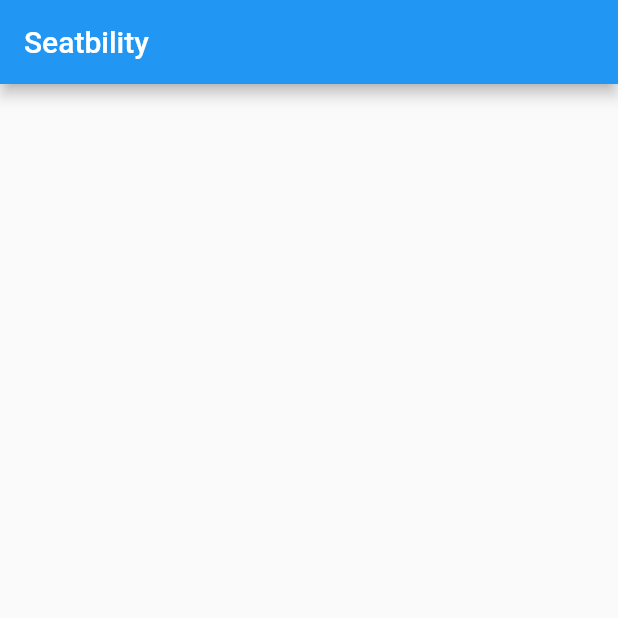
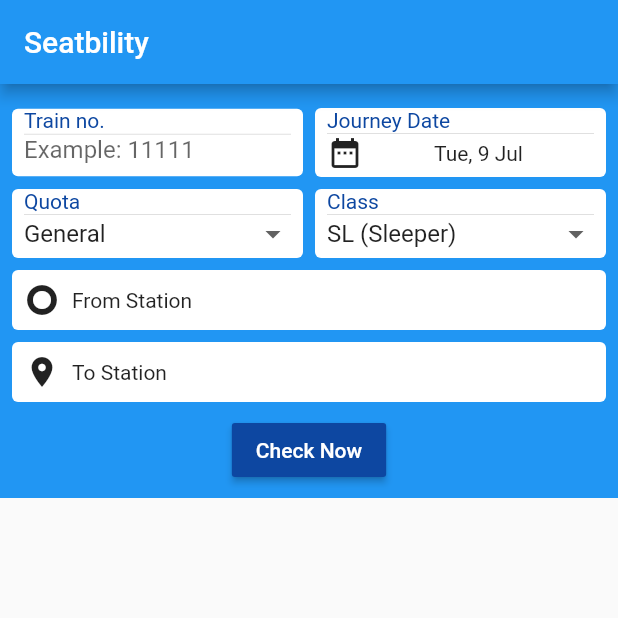
Before and after one commit to sxillocc/Hands-on-with-Flutter, a Flutter app: the screen it shows after launch, on a phone screen of 412 x 824 dp, the top half of it. Run offline on Flutter 3.47's test engine with Material 2 defaults, Android fonts, the light colour scheme and no system bars; our stand-ins replace cloud_firestore, flutter_svg, google_maps_flutter; missing offline and left inert: rect_getter; accounts and stored records are empty; generated files the repository leaves out were written again.

Commit message:
Complete Input Layout

```diff
--- a/seat_availability/lib/main.dart
+++ b/seat_availability/lib/main.dart
@@ -2,10 +2,13 @@ import 'dart:convert';
 import 'package:flutter/material.dart';
 import 'package:flutter/services.dart';
 import 'package:seat_availability/models/trains.dart';
+import 'package:seat_availability/widgets/train_number.dart';
+import 'package:seat_availability/widgets/date.dart';
+import 'package:seat_availability/widgets/drop_list.dart';
 
 void main(){
   runApp(MyApp());
-  getTrain();
+  // getTrain();
 }
 
 class MyApp extends StatelessWidget {
@@ -27,15 +30,111 @@ class MyHomePage extends StatefulWidget {
 }
 
 class _MyHomePageState extends State<MyHomePage> {
+  String trainNumber, date,from,to,quota,trainClass;
+  List<String> quotaList = List<String>();
+  List<String> trainClassList = List<String>();
+
+  void initState(){
+    super.initState();
+    trainNumber = "";
+    date = "";
+    from = "";
+    to = "";
+    quota = "General";
+    trainClass = "SL (Sleeper)";
+    quotaList.add("General");
+    quotaList.add("Ladies");
+    trainClassList.add("SL (Sleeper)");
+    trainClassList.add("1A (First AC)");
+    trainClassList.add("2A (Second AC)");
+    trainClassList.add("3A (Third AC)");
+  }
 
   @override
   Widget build(BuildContext context) {
     return Scaffold(
       appBar: AppBar(title: Text("Seatbility"),),
-
+      body: _drawHome(),
     );
   }
+
+  Widget _drawHome(){
+    return Container(
+      child: Column(
+        children: <Widget>[
+          _drawInputs(),
+          Expanded(child: _drawTrains(),)
+        ],
+      ),
+    );
+  }
+  Widget _drawInputs(){
+    return Container(
+      padding: EdgeInsets.all(8.0),
+      decoration: BoxDecoration(
+        color: Theme.of(context).primaryColor,
+      ),
+      child: Column(
+        children: <Widget>[
+          SizedBox(height: 8,),
+          Row(
+            children: <Widget>[
+              Expanded(
+                child: TrainNumber(
+                  onChanged: (val) => trainNumber = val,
+                )
+              ),
+              SizedBox(width: 8,),
+              Expanded(child: DatePicker())
+            ],
+          ),
+          SizedBox(height: 8,),
+          Row(
+            children: <Widget>[
+              Expanded(child: DropList(title: "Quota",onChanged: (val)=>quota=val,item: quotaList,),),
+              SizedBox(width: 8,),
+              Expanded(child: DropList(title: "Class",onChanged: (val)=>trainClass=val,item: trainClassList,))
+            ],
+          ),
+          SizedBox(height: 8,),
+          _drawButton(title: "From Station",icon: Icons.trip_origin),
+          SizedBox(height: 8,),
+          _drawButton(title: "To Station",icon: Icons.place),
+          SizedBox(height: 8,),
+          RaisedButton(
+            child: Text("Check Now",style: TextStyle(color: Colors.white),),
+            onPressed: (){},
+            color: Colors.blue[900],
+          ),
+        ],
+      )
+    );
+  }
+  Widget _drawTrains(){
+    return Container();
+  }
+
+  Widget _drawButton({String title, IconData icon}){
+    return
+      Container(
+            decoration: BoxDecoration(
+              color: Colors.white,
+              borderRadius: BorderRadius.circular(4.0)
+            ),
+            padding: const EdgeInsets.all(8.0),
+            child: Row(
+              children: <Widget>[
+                Padding(
+                  padding: const EdgeInsets.only(right: 8.0),
+                  child: Icon(icon),
+                ),
+                Text(title)
+              ],
+            ),
+      );
+  }
 }
+
 
 Future<TrainInfo> getTrain() async{
   String rootJsonTrain = await rootBundle.loadString("lib/test_json/train.json");
--- /dev/null
+++ b/seat_availability/lib/widgets/date.dart
@@ -0,0 +1,33 @@
+import 'package:flutter/material.dart';
+
+class DatePicker extends StatefulWidget {
+  @override
+  _DatePickerState createState() => _DatePickerState();
+}
+
+class _DatePickerState extends State<DatePicker> {
+  @override
+  Widget build(BuildContext context) {
+    return
+      Container(
+        padding: EdgeInsets.fromLTRB(8.0,0,8.0,4.0),
+        decoration: BoxDecoration(
+          color: Colors.white,
+          borderRadius: BorderRadius.circular(4.0)
+        ),
+        child: Column(
+          crossAxisAlignment: CrossAxisAlignment.start,
+          children: <Widget>[
+            Text("Journey Date",style: TextStyle(color: Colors.blue[900]),),
+            Divider(height: 2,),
+            Row(
+              children: <Widget>[
+                Icon(Icons.date_range),
+                Expanded(child: Text("Tue, 9 Jul",textAlign: TextAlign.center,))
+              ],
+            ),
+          ],
+        )
+      );
+  }
+}
--- /dev/null
+++ b/seat_availability/lib/widgets/drop_list.dart
@@ -0,0 +1,93 @@
+import 'package:flutter/material.dart';
+
+class DropList extends StatefulWidget {
+  final String title;
+  final List<String> item;
+  final ValueChanged<String> onChanged;
+
+  DropList({Key key,this.item,this.title,this.onChanged}): super(key: key);
+
+  @override
+  _DropListState createState() => _DropListState();
+}
+
+class _DropListState extends State<DropList> {
+  List<DropdownMenuItem> menuList = List<DropdownMenuItem>();
+  int _value;
+
+  void initState(){
+    super.initState();
+    _value = 0;
+    widget.item.asMap().forEach(
+      (index,itemTitle){
+        menuList.add(
+          DropdownMenuItem(
+            child: Text(itemTitle),
+            value: index,
+          )
+        );
+      }
+    );
+  }
+
+  @override
+  Widget build(BuildContext context) {
+    return Container(
+      padding: EdgeInsets.fromLTRB(8.0,0,8.0,4.0),
+      decoration: BoxDecoration(
+        color: Colors.white,
+        borderRadius: BorderRadius.circular(4.0)
+      ),
+      child: Column(
+        crossAxisAlignment: CrossAxisAlignment.start,
+        children: <Widget>[
+          Text("${widget.title}",style: TextStyle(color: Colors.blue[900]),),
+          Divider(height: 2,),
+          Row(
+            children: <Widget>[
+              Expanded(
+                child: DropdownButtonHideUnderline(
+                  child: DropdownButton(
+                    isDense: true,
+                    items: menuList,
+                    onChanged: (val){
+                      setState(() {
+                        _value = val;
+                        widget.onChanged(widget.item[val]);
+                      });
+                    },
+                    value: _value,
+                  ),
+                ),
+              ),
+            ],
+          ),
+        ],
+      ),
+    );
+  }
+  // Widget _drawDropDownCard(){
+  //   return
+  //     Container(
+  //           height: 46,
+  //           padding: EdgeInsets.fromLTRB(8.0,0,8.0,4.0),
+  //           decoration: BoxDecoration(
+  //             color: Colors.white,
+  //             borderRadius: BorderRadius.circular(4.0)
+  //           ),
+  //           child: Column(
+  //             crossAxisAlignment: CrossAxisAlignment.start,
+  //             children: <Widget>[
+  //               Text("${widget.title}",style: TextStyle(color: Colors.blue[900]),),
+  //               Divider(height: 2,),
+  //               Row(
+  //                 children: <Widget>[
+  //                   Expanded(child: Text("${widget.itemSelected}",textAlign: TextAlign.center,)),
+  //                   Icon(Icons.keyboard_arrow_down),
+  //                 ],
+  //               ),
+  //             ],
+  //           )
+  //   );
+  // }
+}
--- /dev/null
+++ b/seat_availability/lib/widgets/train_number.dart
@@ -0,0 +1,41 @@
+import 'package:flutter/material.dart';
+import 'package:flutter/rendering.dart';
+
+class TrainNumber extends StatefulWidget {
+  final ValueChanged<String> onChanged;
+
+  TrainNumber({this.onChanged});
+  @override
+  _TrainNumberState createState() => _TrainNumberState();
+}
+
+class _TrainNumberState extends State<TrainNumber> {
+  TextEditingController _controller = TextEditingController();
+
+  @override
+  Widget build(BuildContext context) {
+    return
+      Container(
+        padding: EdgeInsets.fromLTRB(8.0,0,8.0,8.0),
+        decoration: BoxDecoration(
+          color: Colors.white,
+          borderRadius: BorderRadius.circular(4.0)
+        ),
+        child: Column(
+          crossAxisAlignment: CrossAxisAlignment.start,
+          children: <Widget>[
+            Text("Train no.",style: TextStyle(color: Colors.blue[900]),),
+            Divider(height: 2,),
+            TextField(
+              controller: _controller,
+              keyboardType: TextInputType.number,
+              decoration: InputDecoration.collapsed(
+                hintText: "Example: 11111",
+              ),
+              onChanged: (val) => widget.onChanged(val),
+            ),
+          ],
+        ),
+      );
+  }
+}
```
